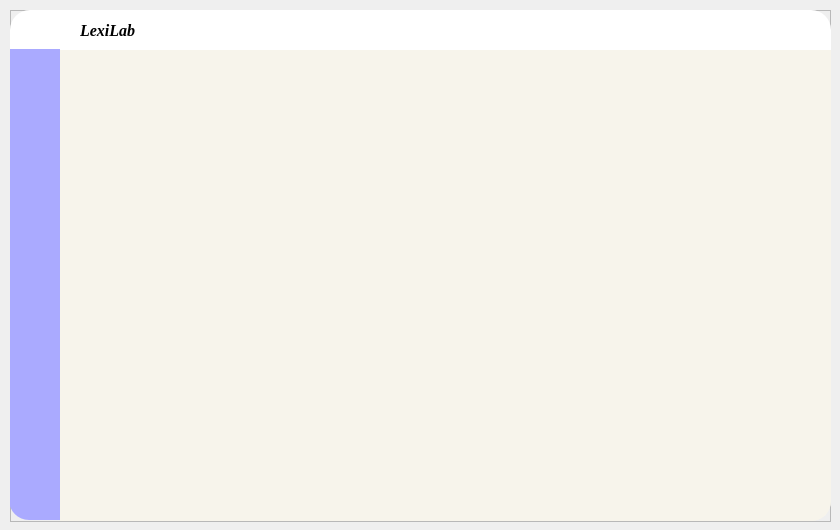
Old version of the form client/win/ui/main.ui in the repository wa-kakalala/LexiLab.
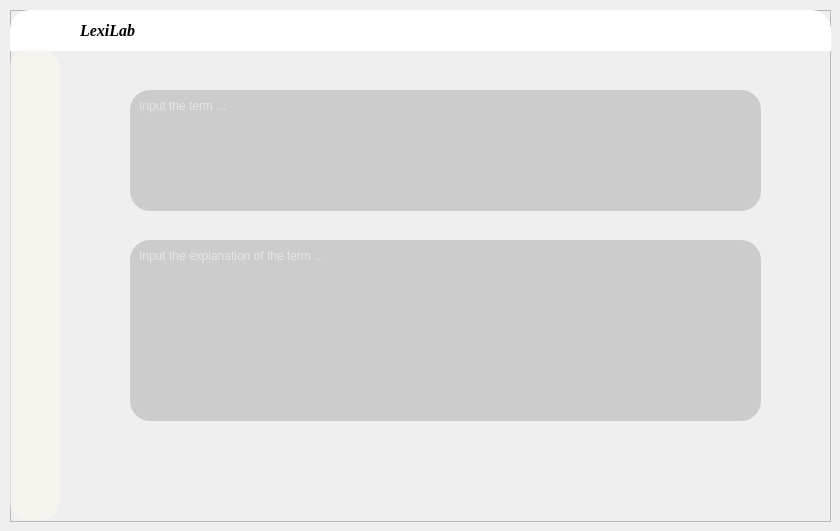
New version of the form. Icons and pictures are not drawn.

```diff
--- a/client/win/ui/main.ui
+++ b/client/win/ui/main.ui
@@ -7,7 +7,7 @@
     <x>0</x>
     <y>0</y>
     <width>840</width>
-    <height>530</height>
+    <height>531</height>
    </rect>
   </property>
   <property name="windowTitle">
@@ -114,8 +114,11 @@
       </rect>
      </property>
      <property name="styleSheet">
-      <string notr="true">background-color: rgb(170, 170, 255);
-border-bottom-left-radius:20px;</string>
+      <string notr="true">background-color: rgba(255, 248, 240,128);
+border-bottom-left-radius:20px;
+border-top-right-radius:20px;
+border-bottom-right-radius:20px;
+border-top-left-radius:20px;</string>
      </property>
      <property name="frameShape">
       <enum>QFrame::StyledPanel</enum>
@@ -134,7 +137,8 @@
       </property>
       <property name="styleSheet">
        <string notr="true">border:none;
-border-image: url(:/icons/resources/icons/person.png);</string>
+border-image: url(:/icons/resources/icons/person.png);
+background-color: rgba(255, 255, 255,0);</string>
       </property>
       <property name="text">
        <string/>
@@ -151,7 +155,8 @@
       </property>
       <property name="styleSheet">
        <string notr="true">border:none;
-border-image: url(:/icons/resources/icons/setting.png);</string>
+border-image: url(:/icons/resources/icons/setting.png);
+background-color: rgba(255, 255, 255,0);</string>
       </property>
       <property name="text">
        <string/>
@@ -161,15 +166,18 @@
     <widget class="QFrame" name="frame_4">
      <property name="geometry">
       <rect>
-       <x>50</x>
+       <x>0</x>
        <y>40</y>
-       <width>771</width>
+       <width>821</width>
        <height>471</height>
       </rect>
      </property>
      <property name="styleSheet">
-      <string notr="true">background-color: rgb(247, 244, 235);
-border-bottom-right-radius :20px;</string>
+      <string notr="true">
+border-image: url(:/images/resources/images/bg.jpg);
+border-bottom-right-radius :20px;
+border-bottom-left-radius :20px;
+</string>
      </property>
      <property name="frameShape">
       <enum>QFrame::StyledPanel</enum>
@@ -177,24 +185,91 @@
      <property name="frameShadow">
       <enum>QFrame::Raised</enum>
      </property>
-     <widget class="QFrame" name="frame_5">
+     <widget class="QTextEdit" name="term_input">
       <property name="geometry">
        <rect>
-        <x>640</x>
-        <y>280</y>
-        <width>131</width>
-        <height>191</height>
+        <x>120</x>
+        <y>40</y>
+        <width>631</width>
+        <height>121</height>
        </rect>
       </property>
+      <property name="autoFillBackground">
+       <bool>false</bool>
+      </property>
       <property name="styleSheet">
-       <string notr="true">border-image:url(:/images/resources/images/background.png);
-border-bottom-right-radius :20px;</string>
+       <string notr="true">border-image: none;
+background-color: rgba(183, 183, 183,160);
+border-top-left-radius:20px;
+border-top-right-radius:20px;
+color: rgba(255, 255, 255,255);
+font: 16pt &quot;Times New Roman&quot;;
+
+padding-top: 5px;
+padding-right: 5px;
+padding-bottom: 5px;
+padding-left: 5px;
+</string>
       </property>
-      <property name="frameShape">
-       <enum>QFrame::StyledPanel</enum>
+      <property name="inputMethodHints">
+       <set>Qt::ImhMultiLine</set>
       </property>
       <property name="frameShadow">
-       <enum>QFrame::Raised</enum>
+       <enum>QFrame::Plain</enum>
+      </property>
+      <property name="acceptRichText">
+       <bool>false</bool>
+      </property>
+      <property name="placeholderText">
+       <string>Input the term ...</string>
+      </property>
+     </widget>
+     <widget class="QTextEdit" name="explain_input">
+      <property name="geometry">
+       <rect>
+        <x>120</x>
+        <y>190</y>
+        <width>631</width>
+        <height>181</height>
+       </rect>
+      </property>
+      <property name="styleSheet">
+       <string notr="true">border-image: none;
+background-color: rgba(183, 183, 183,160);
+border-top-left-radius:20px;
+border-top-right-radius:20px;
+color: rgba(255, 255, 255,255);
+font: 16pt &quot;Times New Roman&quot;;
+
+padding-top: 5px;
+padding-right: 5px;
+padding-bottom: 5px;
+padding-left: 5px;</string>
+      </property>
+      <property name="tabChangesFocus">
+       <bool>true</bool>
+      </property>
+      <property name="acceptRichText">
+       <bool>false</bool>
+      </property>
+      <property name="placeholderText">
+       <string>Input the explanation of the term ...</string>
+      </property>
+     </widget>
+     <widget class="QPushButton" name="commit_btn">
+      <property name="geometry">
+       <rect>
+        <x>720</x>
+        <y>340</y>
+        <width>101</width>
+        <height>131</height>
+       </rect>
+      </property>
+      <property name="styleSheet">
+       <string notr="true">border-image: url(:/images/resources/images/background.png);</string>
+      </property>
+      <property name="text">
+       <string/>
       </property>
      </widget>
     </widget>
```
Left out of the diff: 65 changed lines with no effect on the pictures.
